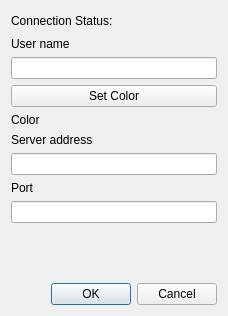
Qt form SettingDlg.ui (congchenutd/teamradarmobile) before a commit.
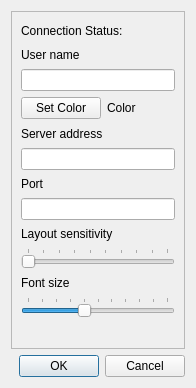
The same form after that commit.

Diff of the .ui file:
```diff
--- a/SettingDlg.ui
+++ b/SettingDlg.ui
@@ -6,13 +6,28 @@
    <rect>
     <x>0</x>
     <y>0</y>
-    <width>228</width>
-    <height>316</height>
+    <width>196</width>
+    <height>388</height>
    </rect>
   </property>
   <property name="windowTitle">
    <string>Dialog</string>
   </property>
+  <layout class="QVBoxLayout" name="verticalLayout_2">
+   <item>
+    <widget class="QScrollArea" name="scrollArea">
+     <property name="widgetResizable">
+      <bool>true</bool>
+     </property>
+     <widget class="QWidget" name="scrollAreaWidgetContents">
+      <property name="geometry">
+       <rect>
+        <x>0</x>
+        <y>0</y>
+        <width>174</width>
+        <height>334</height>
+       </rect>
+      </property>
   <layout class="QVBoxLayout" name="verticalLayout">
    <item>
     <layout class="QHBoxLayout" name="horizontalLayout">
@@ -52,6 +67,8 @@
     <widget class="QLineEdit" name="leUserName"/>
    </item>
    <item>
+        <layout class="QHBoxLayout" name="horizontalLayout_2">
+         <item>
     <widget class="QPushButton" name="btColor">
      <property name="text">
       <string>Set Color</string>
@@ -71,6 +88,8 @@
      </property>
     </widget>
    </item>
+        </layout>
+       </item>
    <item>
     <widget class="QLabel" name="label">
      <property name="text">
@@ -92,20 +111,66 @@
     <widget class="QLineEdit" name="lePort"/>
    </item>
    <item>
-    <spacer name="verticalSpacer">
+        <widget class="QLabel" name="labelSensitivity">
+         <property name="text">
+          <string>Layout sensitivity</string>
+         </property>
+        </widget>
+       </item>
+       <item>
+        <widget class="QSlider" name="sliderSensitivity">
+         <property name="minimum">
+          <number>1</number>
+         </property>
+         <property name="maximum">
+          <number>10</number>
+         </property>
+         <property name="pageStep">
+          <number>1</number>
+         </property>
      <property name="orientation">
-      <enum>Qt::Vertical</enum>
-     </property>
-     <property name="sizeHint" stdset="0">
-      <size>
-       <width>20</width>
-       <height>40</height>
-      </size>
-     </property>
-    </spacer>
+          <enum>Qt::Horizontal</enum>
+         </property>
+         <property name="tickPosition">
+          <enum>QSlider::TicksAbove</enum>
+         </property>
+        </widget>
+       </item>
+       <item>
+        <widget class="QLabel" name="labelFontSize">
+         <property name="text">
+          <string>Font size</string>
+         </property>
+        </widget>
+       </item>
+       <item>
+        <widget class="QSlider" name="sliderFontSize">
+         <property name="minimum">
+          <number>6</number>
+         </property>
+         <property name="maximum">
+          <number>16</number>
+         </property>
+         <property name="pageStep">
+          <number>1</number>
+         </property>
+         <property name="value">
+          <number>10</number>
+         </property>
+         <property name="orientation">
+          <enum>Qt::Horizontal</enum>
+         </property>
+         <property name="tickPosition">
+          <enum>QSlider::TicksAbove</enum>
+         </property>
+        </widget>
    </item>
    <item>
     <widget class="QLabel" name="labelMessage"/>
+       </item>
+      </layout>
+     </widget>
+    </widget>
    </item>
    <item>
     <widget class="QDialogButtonBox" name="buttonBox">
```
Lines whose indentation alone changed are shown as unchanged.
